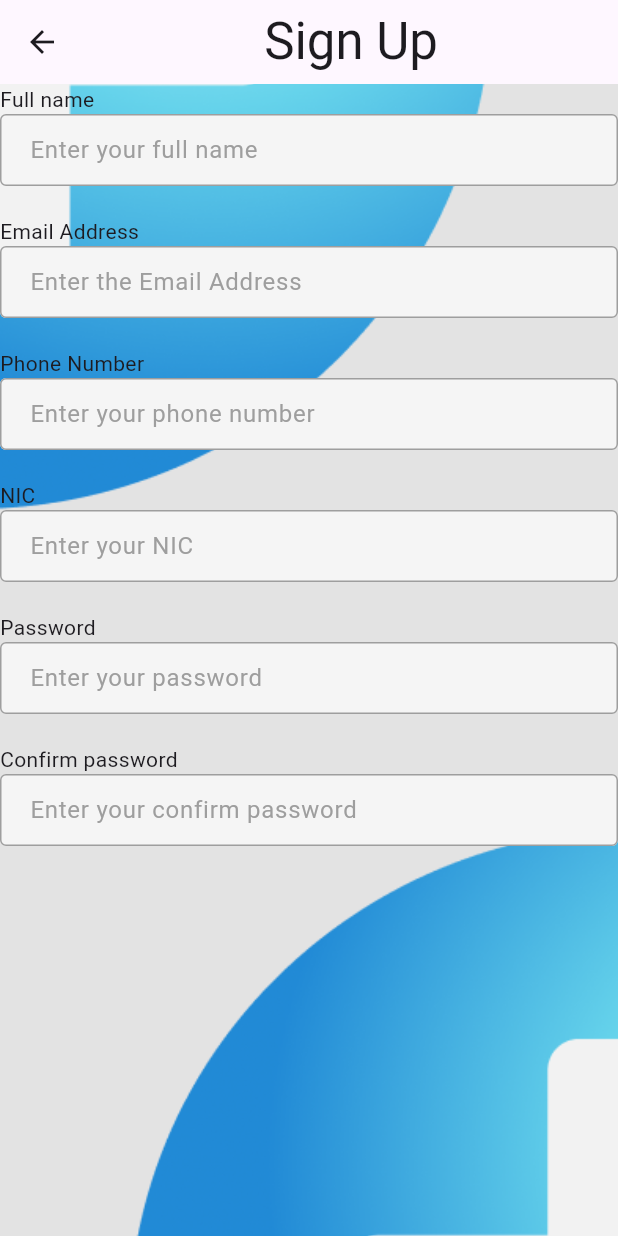
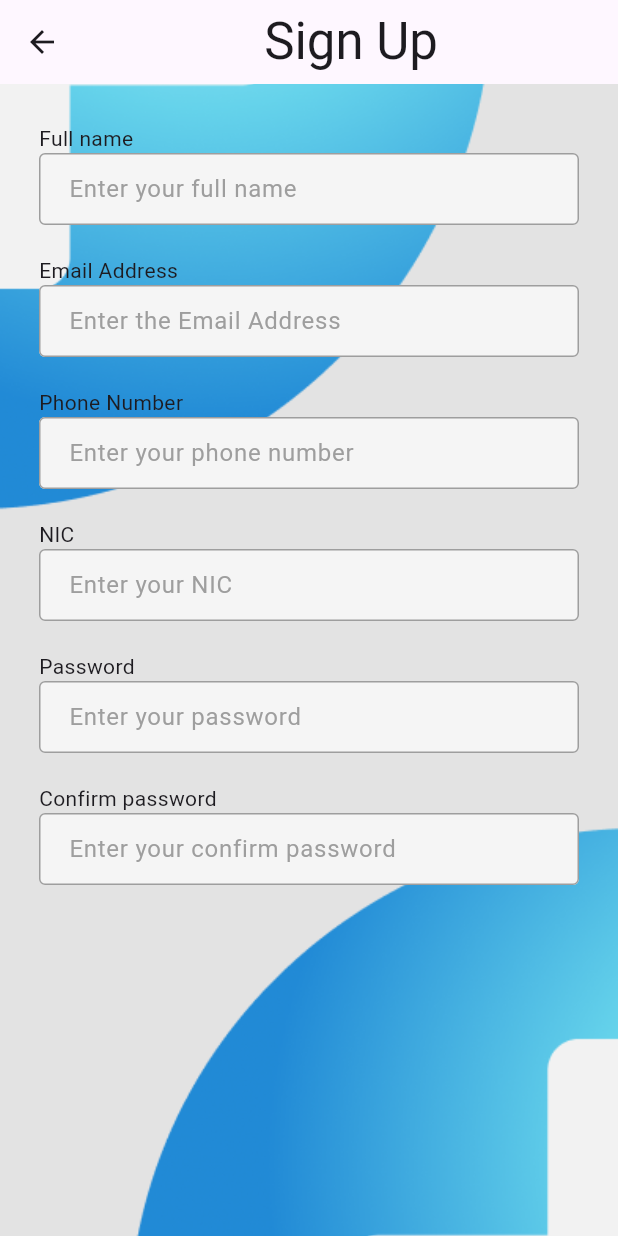
Before and after one commit to Jaindu1223/med_vault, a Flutter app: the SignUp screen opened directly, on a phone screen of 412 x 824 dp. Run offline on Flutter 3.47's test engine with Material 3 defaults, Android fonts, the phone set to English and light mode, and no system bars.

Commit message:
signup padding

```diff
--- a/lib/pages/sign_up.dart
+++ b/lib/pages/sign_up.dart
@@ -23,7 +23,6 @@ class _SignUpState extends State<SignUp> {
           ),
         ),
         body: Stack(
-          // padding: EdgeInsets.all(26.0),
           children: [
             Image.asset(
               'lib/images/signup_img.png',
@@ -31,9 +30,12 @@ class _SignUpState extends State<SignUp> {
               height: double.infinity,
               width: double.infinity,
             ),
-            Column(
-              crossAxisAlignment: CrossAxisAlignment.start,
-              children: [
+            SingleChildScrollView(
+              child: Padding(
+                  padding: const EdgeInsets.all(26.0), // Add the padding here
+              child: Column(
+                crossAxisAlignment: CrossAxisAlignment.start,
+                children: [
                 Text('Full name'),
                 TextField(
                   decoration: InputDecoration(
@@ -163,8 +165,10 @@ class _SignUpState extends State<SignUp> {
                 ),
               ],
             ),
-          ]),
+              )
+            )
+            ],
+        )
         );
-
   }
 }
```
